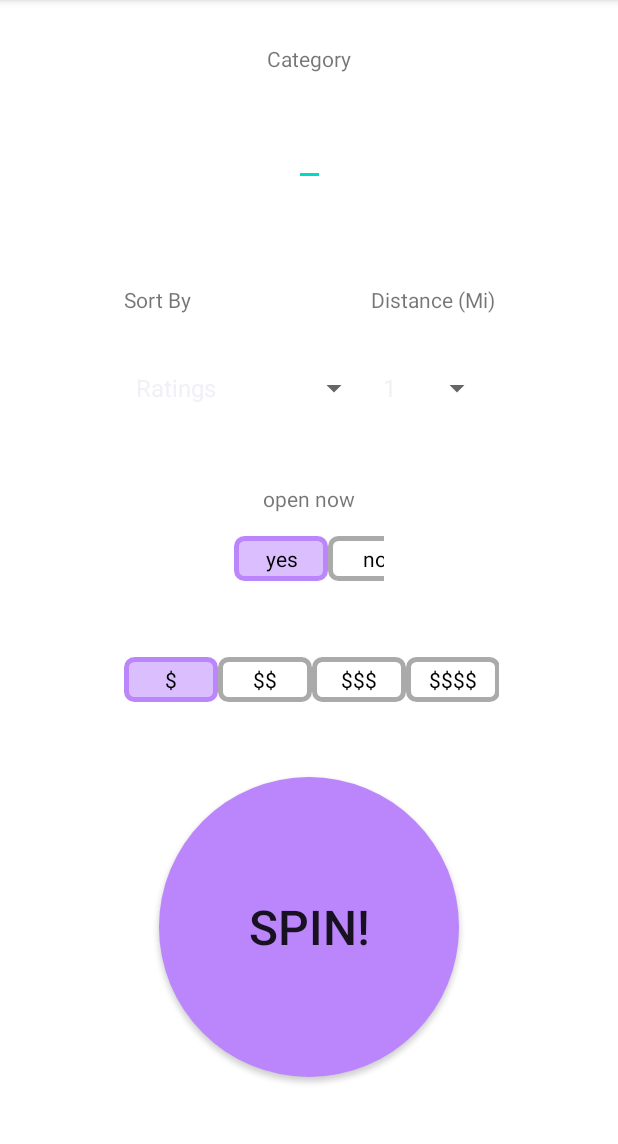
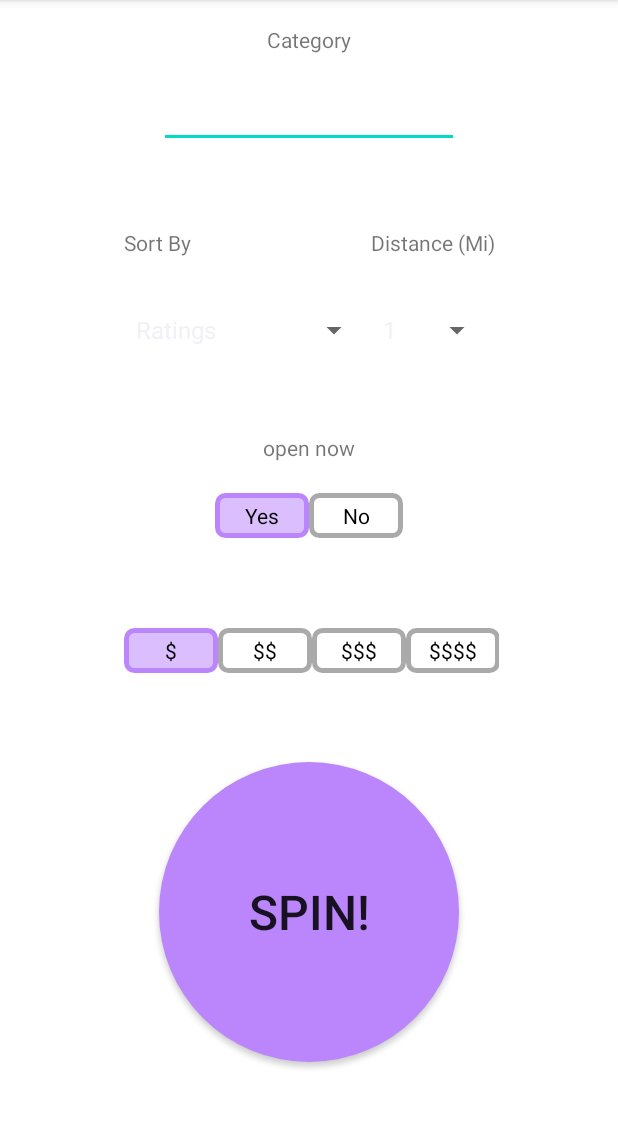
Before and after one commit to chrishernan/YelpRoulette, an Android app: the screen it shows after launch (MainActivity), on a phone screen of 412 x 824 dp, the part 84-1228 px from its top. Run offline under Robolectric (Android 15) with nearby library versions, the phone set to English and light mode, and no system bars; our stand-ins replace Dagger/Hilt's generated code, Room's generated code, Timber; 1 statement that could not run was skipped.

Commit message:
Refactored some code to allow for new input of category and open now.

```diff
--- a/app/src/main/res/layout/fragment_start.xml
+++ b/app/src/main/res/layout/fragment_start.xml
@@ -31,14 +31,14 @@
         android:layout_width="wrap_content"
         android:layout_height="wrap_content"
         android:text="@string/category_text"
-        app:layout_constraintBottom_toTopOf="@id/category_text_input_layout"
+        app:layout_constraintBottom_toTopOf="@id/category_text_input_edit_text"
         app:layout_constraintEnd_toEndOf="parent"
         app:layout_constraintStart_toStartOf="parent"
         app:layout_constraintTop_toTopOf="parent"/>
 
     <com.google.android.material.textfield.TextInputEditText
-        android:id="@+id/category_text_input_layout"
-        android:layout_width="wrap_content"
+        android:id="@+id/category_text_input_edit_text"
+        android:layout_width="@dimen/category_text_input_layout_width"
         android:layout_height="wrap_content"
         app:layout_constraintBottom_toBottomOf="@id/horizontal_mid_guideline"
         app:layout_constraintStart_toStartOf="parent"
@@ -70,14 +70,14 @@
         android:layout_width="wrap_content"
         android:layout_height="wrap_content"
         android:orientation="horizontal"
-        app:layout_constraintGuide_percent=".2" />
+        app:layout_constraintGuide_percent=".15" />
 
     <androidx.constraintlayout.widget.Guideline
         android:id="@+id/horizontal_mid_guideline_two"
         android:layout_width="wrap_content"
         android:layout_height="wrap_content"
         android:orientation="horizontal"
-        app:layout_constraintGuide_percent=".4" />
+        app:layout_constraintGuide_percent=".35" />
 
     <androidx.constraintlayout.widget.Guideline
         android:id="@+id/vertical_mid_guideline_left"
@@ -134,7 +134,7 @@
             android:textAlignment="center"
             android:text="@string/open_now_yes"
             android:background="@drawable/price_selected_background"
-            android:onClick="onPriceButtonClick" />
+            android:onClick="onOpenNowButtonClick" />
 
         <RadioButton
             android:id="@+id/open_now_false"
@@ -144,7 +144,7 @@
             android:textAlignment="center"
             android:text="@string/open_now_no"
             android:background="@drawable/price_unselected_background"
-            android:onClick="onPriceButtonClick" />
+            android:onClick="onOpenNowButtonClick" />
 
     </RadioGroup>
 
--- a/app/src/main/res/values/dimens.xml
+++ b/app/src/main/res/values/dimens.xml
@@ -11,8 +11,10 @@
     <dimen name="price_radio_button_width">62.5dp</dimen>
 
     <dimen name="open_now_radio_group_height">30dp</dimen>
-    <dimen name="open_now_radio_group_width">100dp</dimen>
+    <dimen name="open_now_radio_group_width">125dp</dimen>
     <dimen name="open_now_radio_button_width">62.5dp</dimen>
+
+    <dimen name="category_text_input_layout_width">200dp</dimen>
 
     <dimen name="background_corner_radius">5dp</dimen>
     <dimen name="background_stroke_width">3dp</dimen>
--- a/app/src/main/res/values/strings.xml
+++ b/app/src/main/res/values/strings.xml
@@ -16,8 +16,8 @@
     <string name="spin_button_description">Spin</string>
 
     <!-- Open now button values -->
-    <string name="open_now_yes">yes</string>
-    <string name="open_now_no">no</string>
+    <string name="open_now_yes">Yes</string>
+    <string name="open_now_no">No</string>
 
     <!-- Progress Bar Layout values -->
     <string name="progress_bar_text">Finding Random Restaurant</string>
```
Also changed, not shown: app/src/main/java/com/example/yelproulette/IO/Repository.kt (+6 -8 lines), app/src/main/java/com/example/yelproulette/activities/MainActivity.kt (+38 -7 lines).
